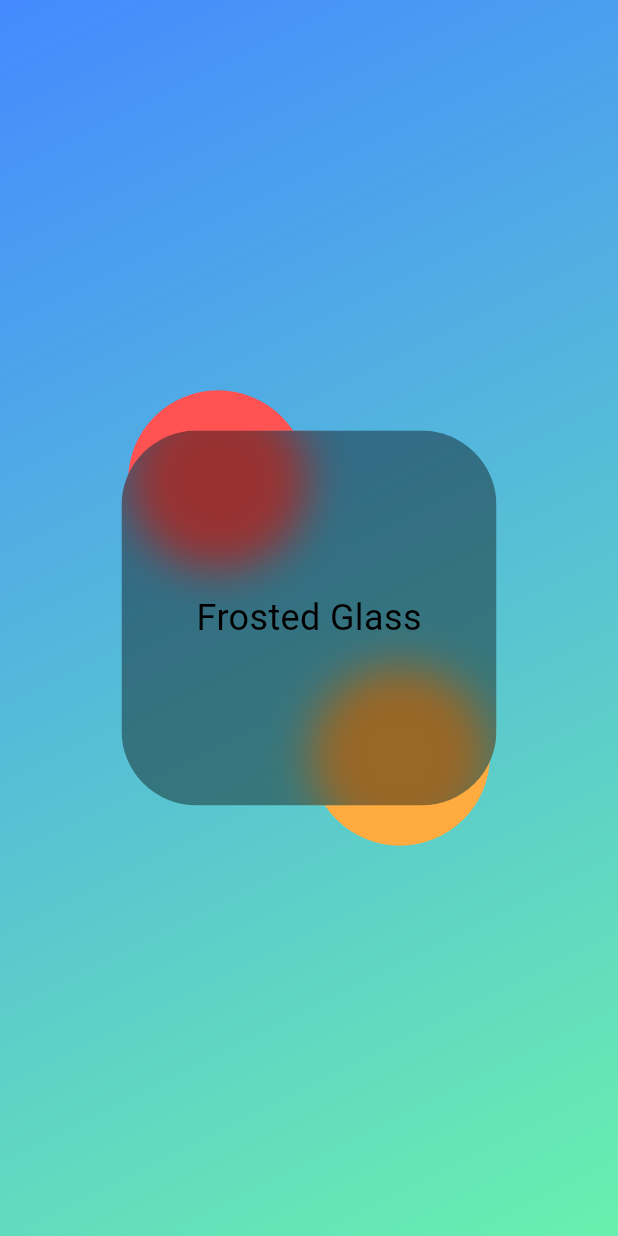
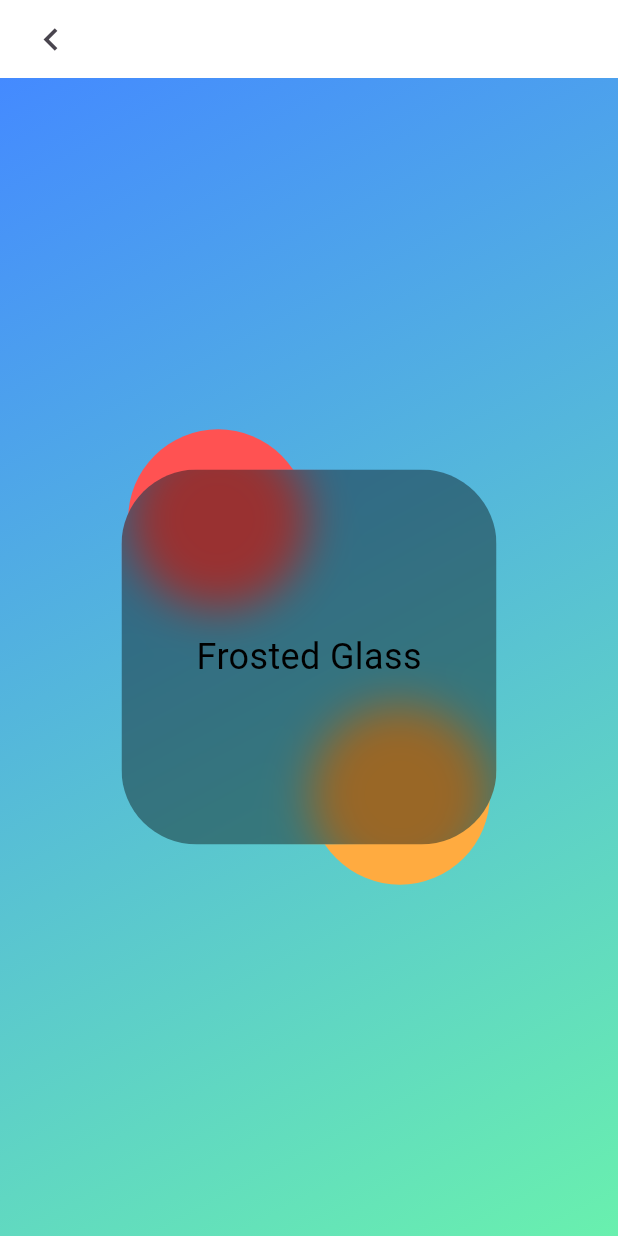
Before and after one commit to FranzGraaf/fullstackfranz_flutter_app, a Flutter app: the screen it shows after launch, after a tap on "Frosted Glass", on a phone screen of 412 x 824 dp. Run offline on Flutter 3.47's test engine with Material 3 defaults, Android fonts, the light colour scheme and no system bars.

Commit message:
glow effect

```diff
--- a/lib/pages/frosted_glass/frosted_glass.dart
+++ b/lib/pages/frosted_glass/frosted_glass.dart
@@ -1,6 +1,7 @@
 import 'dart:math';
 import 'dart:ui';
 import 'package:flutter/material.dart';
+import 'package:fullstackfranz_flutter_app/core/widgets/back_header_1.dart';
 
 class FrostedGlass extends StatelessWidget {
   static const route = "/frostedglass";
@@ -9,7 +10,12 @@ class FrostedGlass extends StatelessWidget {
   @override
   Widget build(BuildContext context) {
     const double borderRadius = 50;
-    return Container(
+    return SafeArea(
+      child: Column(
+        children: [
+          const BackHeader1(),
+          Expanded(
+            child: Container(
               decoration: const BoxDecoration(
                 gradient: LinearGradient(
                   begin: Alignment.topLeft,
@@ -46,6 +52,10 @@ class FrostedGlass extends StatelessWidget {
                       ),
                     ),
                   )
+                ],
+              ),
+            ),
+          ),
         ],
       ),
     );
--- a/lib/pages/landing_page.dart
+++ b/lib/pages/landing_page.dart
@@ -1,5 +1,6 @@
 import 'package:flutter/material.dart';
 import 'package:fullstackfranz_flutter_app/pages/frosted_glass/frosted_glass.dart';
+import 'package:fullstackfranz_flutter_app/pages/glow_effect/glow_effect.dart';
 import 'package:fullstackfranz_flutter_app/pages/parallax_effect_page/parallax_effect_page.dart';
 import 'package:fullstackfranz_flutter_app/pages/sliver_list_page/sliver_list_page.dart';
 
@@ -30,6 +31,12 @@ class LandingPage extends StatelessWidget {
                 children: [
                   ElevatedButton(
                     onPressed: () {
+                      Navigator.of(context).pushNamed(GlowEffect.route);
+                    },
+                    child: const Text("Glow Effect"),
+                  ),
+                  ElevatedButton(
+                    onPressed: () {
                       Navigator.of(context).pushNamed(FrostedGlass.route);
                     },
                     child: const Text("Frosted Glass"),
--- a/lib/routes/app_router.dart
+++ b/lib/routes/app_router.dart
@@ -1,5 +1,6 @@
 import 'package:flutter/material.dart';
 import 'package:fullstackfranz_flutter_app/pages/frosted_glass/frosted_glass.dart';
+import 'package:fullstackfranz_flutter_app/pages/glow_effect/glow_effect.dart';
 import 'package:fullstackfranz_flutter_app/pages/landing_page.dart';
 import 'package:fullstackfranz_flutter_app/pages/parallax_effect_page/parallax_effect_page.dart';
 import 'package:fullstackfranz_flutter_app/pages/sliver_list_page/sliver_list_page.dart';
@@ -22,6 +23,10 @@ class AppRouter {
       case FrostedGlass.route:
         return CustomPageRoute1(
           child: const FrostedGlass(),
+        );
+      case GlowEffect.route:
+        return CustomPageRoute1(
+          child: const GlowEffect(),
         );
       default:
         return CustomPageRoute1(
```
Also changed, not shown: lib/pages/glow_effect/glow_effect.dart (added, +86 -0 lines). Lines whose indentation alone changed are shown as unchanged.
